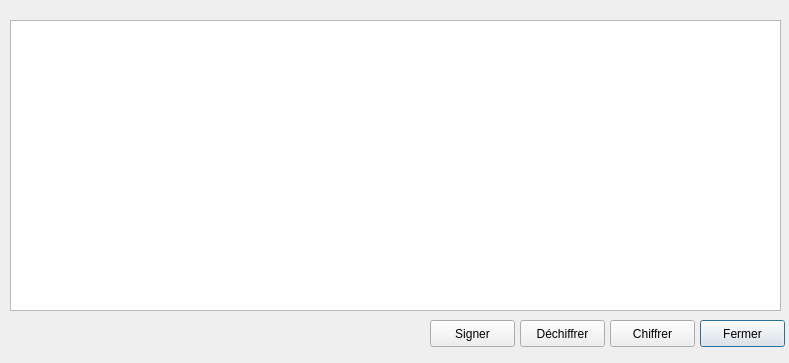
Before: the Qt Designer form GuiPG/src/View/editor.ui in Diakakodo/GuiPG, drawn with Qt 5.
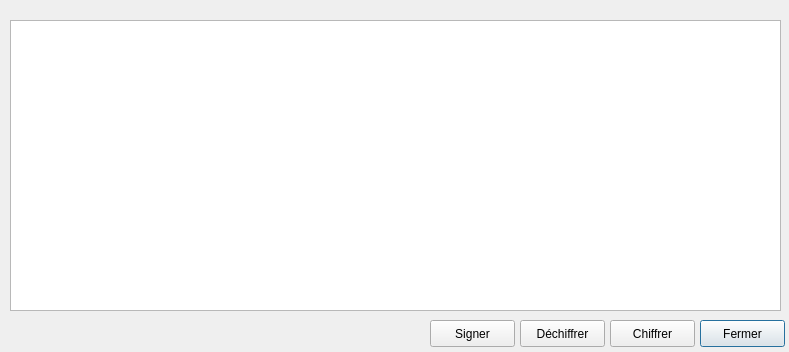
After: the same form once the commit is applied.

```diff
--- a/GuiPG/src/View/editor.ui
+++ b/GuiPG/src/View/editor.ui
@@ -7,7 +7,7 @@
     <x>0</x>
     <y>0</y>
     <width>789</width>
-    <height>363</height>
+    <height>352</height>
    </rect>
   </property>
   <property name="windowTitle">
```
